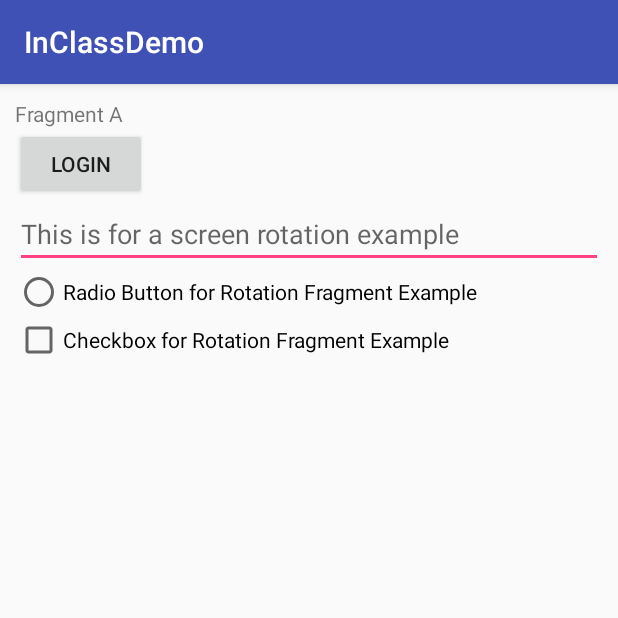
After one commit to KyleBastien/InClassDemo, an Android app: the ActivityScreenRotationExample screen opened directly, with no data from a screen before it, on a phone screen of 412 x 824 dp, the top half of it. The commit adds this screen. Run offline under Robolectric (Android 15) with nearby library versions, the light colour scheme and no system bars.

Commit message:
Adding the Screen Rotation example setup

```diff
--- a/app/src/main/AndroidManifest.xml
+++ b/app/src/main/AndroidManifest.xml
@@ -32,7 +32,8 @@
         <activity android:name=".FragmentTransactionExampleActivity" />
         <activity android:name=".FragmentDataPassingActivity" />
         <activity android:name=".FragmentToActivityDataPassingExample" />
-        <activity android:name=".ActivityInterFragmentCommunication"></activity>
+        <activity android:name=".ActivityInterFragmentCommunication" />
+        <activity android:name=".ActivityScreenRotationExample"></activity>
     </application>
 
 </manifest>
--- /dev/null
+++ b/app/src/main/java/com/example/mcnutt/inclassdemo/ActivityScreenRotationExample.java
@@ -0,0 +1,15 @@
+package com.example.mcnutt.inclassdemo;
+
+import android.support.v7.app.AppCompatActivity;
+import android.os.Bundle;
+
+public class ActivityScreenRotationExample extends AppCompatActivity {
+
+    private static final String TAG = ActivityScreenRotationExample.class.getSimpleName();
+
+    @Override
+    protected void onCreate(Bundle savedInstanceState) {
+        super.onCreate(savedInstanceState);
+        setContentView(R.layout.activity_screen_rotation_example);
+    }
+}
--- /dev/null
+++ b/app/src/main/java/com/example/mcnutt/inclassdemo/FragmentRotationExample.java
@@ -0,0 +1,106 @@
+package com.example.mcnutt.inclassdemo;
+
+import android.app.Fragment;
+import android.content.Context;
+import android.os.Bundle;
+import android.support.annotation.Nullable;
+import android.util.Log;
+import android.view.LayoutInflater;
+import android.view.View;
+import android.view.ViewGroup;
+import android.widget.Button;
+import android.widget.TextView;
+import android.widget.Toast;
+
+public class FragmentRotationExample extends Fragment {
+
+    private static String TAG = FragmentRotationExample.class.getSimpleName();
+
+    private Button button;
+    private TextView textView;
+    private int score;
+
+    @Override
+    public void onAttach(Context context) {
+        super.onAttach(context);
+        Log.i(TAG, "onAttach()");
+    }
+
+    @Override
+    public void onCreate(@Nullable Bundle savedInstanceState) {
+        super.onCreate(savedInstanceState);
+        Log.i(TAG, "onCreate()");
+        score = 0;
+        Toast.makeText(getActivity(), String.format(getString(R.string.score_value), score), Toast.LENGTH_LONG).show();
+    }
+
+    @Nullable
+    @Override
+    public View onCreateView(LayoutInflater inflater, @Nullable ViewGroup container, Bundle savedInstanceState) {
+        View view = inflater.inflate(R.layout.fragment_rotation_example, container, false);
+
+        button = view.findViewById(R.id.rotationFragBtn);
+        textView = view.findViewById(R.id.rotationFragTextView);
+
+        button.setOnClickListener(new View.OnClickListener() {
+            @Override
+            public void onClick(View view) {
+                textView.setText(R.string.dummy_text);
+                button.setText(R.string.Logout);
+
+                score = 47;
+                Toast.makeText(getActivity(), String.format(getString(R.string.score_value), score), Toast.LENGTH_LONG).show();
+            }
+        });
+        return view;
+    }
+
+    @Override
+    public void onActivityCreated(@Nullable Bundle savedInstanceState) {
+        super.onActivityCreated(savedInstanceState);
+        Log.i(TAG, "onActivityCreated()");
+    }
+
+    @Override
+    public void onStart() {
+        super.onStart();
+        Log.i(TAG, "onStart()");
+    }
+
+    @Override
+    public void onResume() {
+        super.onResume();
+        Log.i(TAG, "onResume()");
+    }
+
+    @Override
+    public void onPause() {
+        super.onPause();
+        Log.i(TAG, "onPause()");
+    }
+
+    @Override
+    public void onStop() {
+        super.onStop();
+        Log.i(TAG, "onStop()");
+    }
+
+    @Override
+    public void onDestroyView() {
+        super.onDestroyView();
+        Log.i(TAG,"onDestroyView()");
+    }
+
+    @Override
+    public void onDestroy() {
+        super.onDestroy();
+        Log.i(TAG, "onDestroy()");
+    }
+
+    @Override
+    public void onDetach() {
+        super.onDetach();
+        Log.i(TAG, "onDetach()");
+    }
+
+}
--- a/app/src/main/java/com/example/mcnutt/inclassdemo/MainActivity.java
+++ b/app/src/main/java/com/example/mcnutt/inclassdemo/MainActivity.java
@@ -156,4 +156,9 @@ public class MainActivity extends AppCompatActivity  {
         Intent intent = new Intent(MainActivity.this, ActivityInterFragmentCommunication.class);
         startActivity(intent);
     }
+
+    public void goToFragmentScreenRotation(View view) {
+        Intent intent = new Intent(MainActivity.this, ActivityScreenRotationExample.class);
+        startActivity(intent);
+    }
 }
--- a/app/src/main/res/layout/activity_fragment_transaction_example.xml
+++ b/app/src/main/res/layout/activity_fragment_transaction_example.xml
@@ -104,10 +104,6 @@
 
         <Button
             android:layout_width="wrap_content"
-            android:layout_height="wrap_content" />
-
-        <Button
-            android:layout_width="wrap_content"
             android:layout_height="wrap_content"
             android:text="@string/pop_add_a_inclusive"
             android:onClick="popAddFragAInclusiveTransaction"/>
--- a/app/src/main/res/layout/activity_main.xml
+++ b/app/src/main/res/layout/activity_main.xml
@@ -150,6 +150,15 @@
             android:layout_marginTop="@dimen/activity_margin"
             android:layout_marginBottom="@dimen/activity_margin"/>
 
+        <Button
+            android:id="@+id/fragmentScreenRotationExampleBtn"
+            android:layout_width="wrap_content"
+            android:layout_height="wrap_content"
+            android:text="@string/go_to_fragment_rotation_example"
+            android:onClick="goToFragmentScreenRotation"
+            android:layout_marginTop="@dimen/activity_margin"
+            android:layout_marginBottom="@dimen/activity_margin"/>
+
         <ImageView
             android:id="@+id/imageView"
             android:layout_width="match_parent"
--- /dev/null
+++ b/app/src/main/res/layout/activity_screen_rotation_example.xml
@@ -0,0 +1,16 @@
+<?xml version="1.0" encoding="utf-8"?>
+<RelativeLayout xmlns:android="http://schemas.android.com/apk/res/android"
+    xmlns:app="http://schemas.android.com/apk/res-auto"
+    xmlns:tools="http://schemas.android.com/tools"
+    android:layout_width="match_parent"
+    android:layout_height="match_parent"
+    tools:context=".ActivityScreenRotationExample">
+    <fragment
+        android:id="@+id/fragment"
+        android:name="com.example.mcnutt.inclassdemo.FragmentRotationExample"
+        android:layout_width="match_parent"
+        android:layout_height="match_parent"
+        android:layout_centerInParent="true"
+        android:layout="@layout/fragment_rotation_example"
+        android:padding="@dimen/ten"/>
+</RelativeLayout>
--- /dev/null
+++ b/app/src/main/res/layout/fragment_rotation_example.xml
@@ -0,0 +1,40 @@
+<?xml version="1.0" encoding="utf-8"?>
+<LinearLayout
+    xmlns:android="http://schemas.android.com/apk/res/android"
+    android:layout_width="match_parent"
+    android:layout_height="match_parent"
+    android:orientation="vertical"
+    android:padding="@dimen/ten">
+
+    <TextView
+        android:id="@+id/rotationFragTextView"
+        android:layout_width="wrap_content"
+        android:layout_height="wrap_content"
+        android:text="@string/fragment_a" />
+
+    <Button
+        android:id="@+id/rotationFragBtn"
+        android:layout_width="wrap_content"
+        android:layout_height="wrap_content"
+        android:text="@string/login" />
+
+    <EditText
+        android:id="@+id/rotationFragEditText"
+        android:layout_width="match_parent"
+        android:layout_height="wrap_content"
+        android:hint="@string/this_is_for_a_screen_rotation_example"
+        android:inputType="text"/>
+
+    <RadioButton
+        android:id="@+id/radioButton"
+        android:layout_width="match_parent"
+        android:layout_height="wrap_content"
+        android:text="@string/radio_button_for_rotation_fragment_example" />
+
+    <CheckBox
+        android:id="@+id/checkBox"
+        android:layout_width="match_parent"
+        android:layout_height="wrap_content"
+        android:text="@string/checkbox_for_rotation_fragment_example" />
+
+</LinearLayout>
--- a/app/src/main/res/values/strings.xml
+++ b/app/src/main/res/values/strings.xml
@@ -71,4 +71,11 @@
     <string name="back">BACK</string>
     <string name="pop_add_a_inclusive">Pop Add A Inclusive</string>
     <string name="pop_add_b">Pop Add B</string>
+    <string name="new_button">New Button</string>
+    <string name="this_is_for_a_screen_rotation_example">This is for a screen rotation example</string>
+    <string name="radio_button_for_rotation_fragment_example">Radio Button for Rotation Fragment Example</string>
+    <string name="checkbox_for_rotation_fragment_example">Checkbox for Rotation Fragment Example</string>
+    <string name="score_value">Score value: %d</string>
+    <string name="dummy_text">Dummy Text</string>
+    <string name="go_to_fragment_rotation_example">Go to Fragment Rotation Example</string>
 </resources>
```
